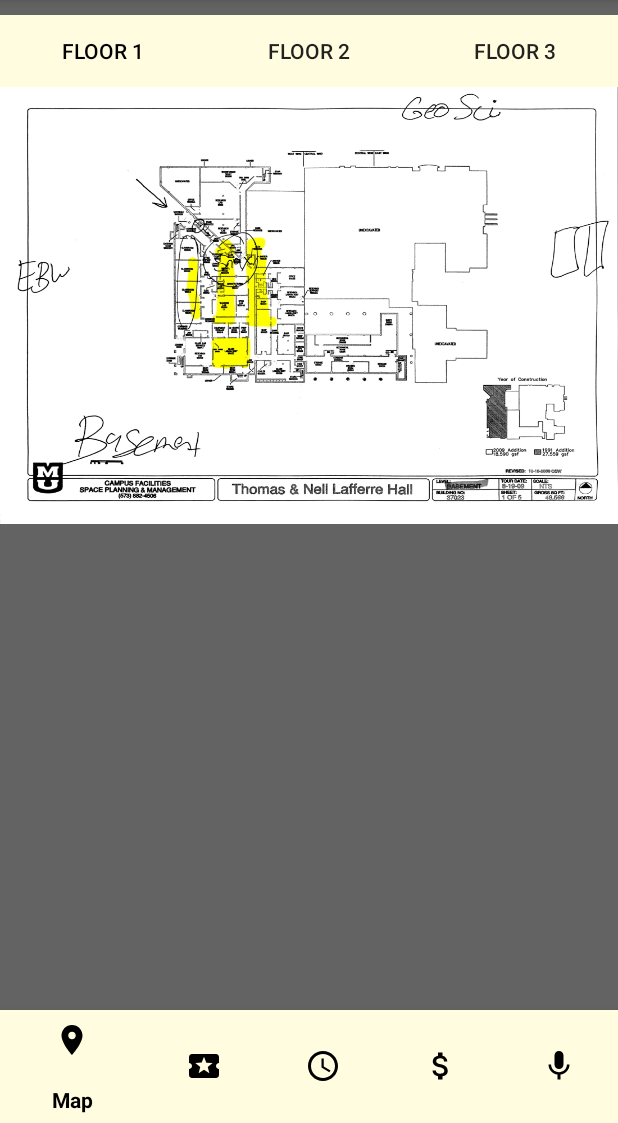
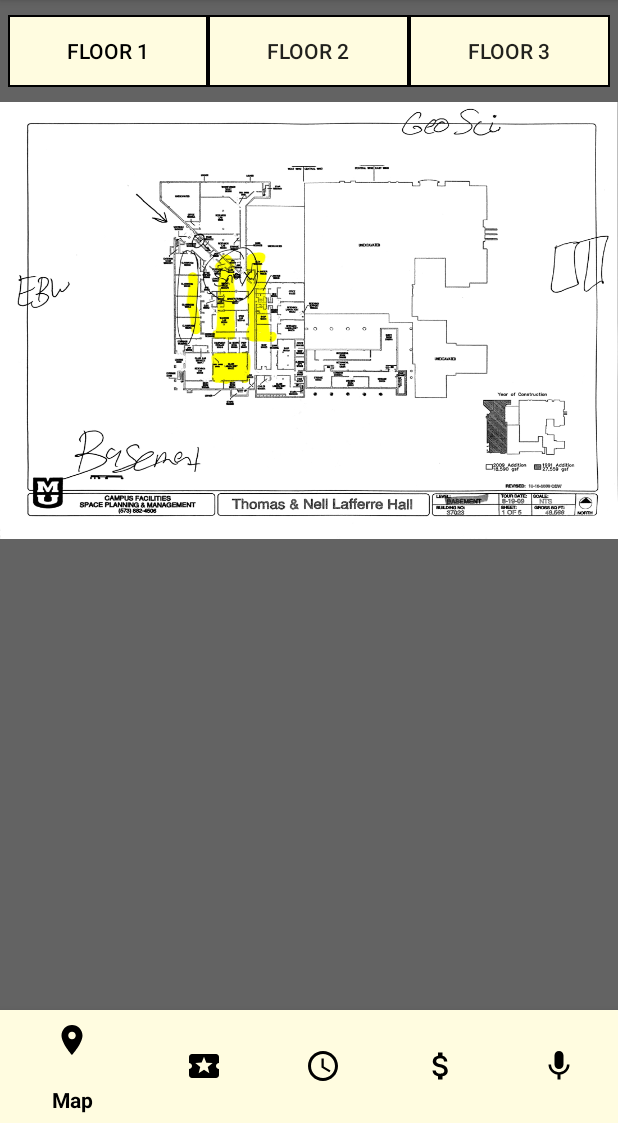
Before and after one commit to Mizzou-Computing-Association/app-android, an Android app: the screen it shows after launch (HomeScreenActivity), on a phone screen of 412 x 824 dp, the part 113-1236 px from its top. Run offline under Robolectric (Android 15) with nearby library versions, the phone set to English and light mode, and no system bars.

Commit message:
Made the buttons fancy

```diff
--- /dev/null
+++ b/app/src/main/res/drawable/button_border.xml
@@ -0,0 +1,11 @@
+<?xml version="1.0" encoding="utf-8"?>
+<shape xmlns:android="http://schemas.android.com/apk/res/android"
+    android:shape="rectangle" >
+
+    <solid android:color="@color/colorPrimary" />
+
+    <stroke
+        android:width="1dp"
+        android:color="@color/colorPrimaryDark" />
+
+</shape>
--- a/app/src/main/res/layout/fragment_map.xml
+++ b/app/src/main/res/layout/fragment_map.xml
@@ -16,6 +16,9 @@
             android:layout_width="match_parent"
             android:layout_height="wrap_content"
             android:layout_marginTop="10dp"
+            android:layout_marginBottom="10dp"
+            android:layout_marginRight="5dp"
+            android:layout_marginLeft="5dp"
             android:orientation="horizontal">
 
             <Button
@@ -24,7 +27,7 @@
                 android:layout_width="wrap_content"
                 android:layout_height="wrap_content"
                 android:layout_weight="1"
-                android:background="@color/colorPrimary"
+                android:background="@drawable/button_border"
                 android:text="Floor 1"
                 android:textColor="@color/colorPrimaryDark" />
 
@@ -34,7 +37,7 @@
                 android:layout_width="wrap_content"
                 android:layout_height="wrap_content"
                 android:layout_weight="1"
-                android:background="@color/colorPrimary"
+                android:background="@drawable/button_border"
                 android:text="Floor 2" />
 
             <Button
@@ -43,7 +46,7 @@
                 android:layout_width="wrap_content"
                 android:layout_height="wrap_content"
                 android:layout_weight="1"
-                android:background="@color/colorPrimary"
+                android:background="@drawable/button_border"
                 android:text="Floor 3" />
 
         </LinearLayout>
--- a/app/src/main/res/layout/fragment_prizes.xml
+++ b/app/src/main/res/layout/fragment_prizes.xml
@@ -2,8 +2,8 @@
     xmlns:tools="http://schemas.android.com/tools"
     android:layout_width="match_parent"
     android:layout_height="match_parent"
-    tools:context="tigerhacks.android.tigerhacksapp.PrizesFragment">
-
+    tools:context="tigerhacks.android.tigerhacksapp.PrizesFragment"
+    android:background="@color/colorSecondary">
     <!-- TODO: Update blank fragment layout -->
     <TextView
         android:layout_width="match_parent"
--- a/app/src/main/res/layout/fragment_schedule.xml
+++ b/app/src/main/res/layout/fragment_schedule.xml
@@ -2,8 +2,8 @@
     xmlns:tools="http://schemas.android.com/tools"
     android:layout_width="match_parent"
     android:layout_height="match_parent"
-    tools:context="tigerhacks.android.tigerhacksapp.ScheduleFragment">
-
+    tools:context="tigerhacks.android.tigerhacksapp.ScheduleFragment"
+    android:background="@color/colorSecondary">
     <!-- TODO: Update blank fragment layout -->
     <TextView
         android:layout_width="match_parent"
--- a/app/src/main/res/layout/fragment_sponsors.xml
+++ b/app/src/main/res/layout/fragment_sponsors.xml
@@ -2,8 +2,8 @@
     xmlns:tools="http://schemas.android.com/tools"
     android:layout_width="match_parent"
     android:layout_height="match_parent"
-    tools:context="tigerhacks.android.tigerhacksapp.SponsorsFragment">
-
+    tools:context="tigerhacks.android.tigerhacksapp.SponsorsFragment"
+    android:background="@color/colorSecondary">
     <!-- TODO: Update blank fragment layout -->
     <TextView
         android:layout_width="match_parent"
--- a/app/src/main/res/layout/fragment_tigertalks.xml
+++ b/app/src/main/res/layout/fragment_tigertalks.xml
@@ -2,8 +2,8 @@
     xmlns:tools="http://schemas.android.com/tools"
     android:layout_width="match_parent"
     android:layout_height="match_parent"
-    tools:context="tigerhacks.android.tigerhacksapp.TigerTalksFragment">
-
+    tools:context="tigerhacks.android.tigerhacksapp.TigerTalksFragment"
+    android:background="@color/colorSecondary">
     <!-- TODO: Update blank fragment layout -->
     <TextView
         android:layout_width="match_parent"
```
